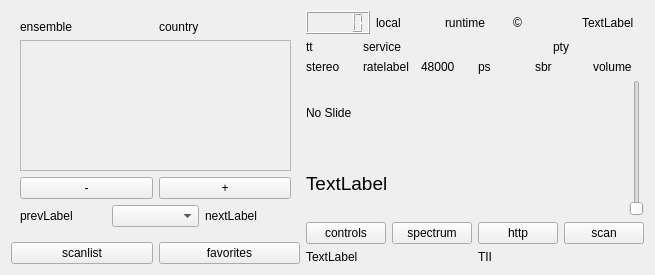
Before: the Qt Designer form qt-dab-RC/forms-v7/dabradio-6.ui in JvanKatwijk/qt-dab, drawn with Qt 5.
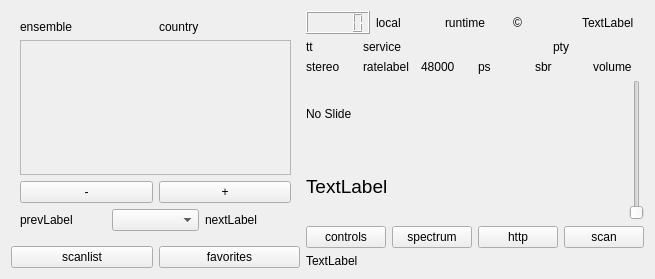
After: the same form once the commit is applied. Custom widgets are drawn as their Qt base class.

Patch:
```diff
--- a/qt-dab-RC/forms-v7/dabradio-6.ui
+++ b/qt-dab-RC/forms-v7/dabradio-6.ui
@@ -7,7 +7,7 @@
     <x>0</x>
     <y>0</y>
     <width>655</width>
-    <height>275</height>
+    <height>279</height>
    </rect>
   </property>
   <property name="sizePolicy">
@@ -60,7 +60,7 @@
              <x>0</x>
              <y>0</y>
              <width>269</width>
-             <height>77</height>
+             <height>81</height>
             </rect>
            </property>
           </widget>
@@ -377,18 +377,6 @@
          </property>
         </widget>
        </item>
-       <item>
-        <widget class="QLabel" name="transmitter_coordinates">
-         <property name="font">
-          <font>
-           <pointsize>9</pointsize>
-          </font>
-         </property>
-         <property name="text">
-          <string>TII</string>
-         </property>
-        </widget>
-       </item>
       </layout>
      </item>
     </layout>
```
